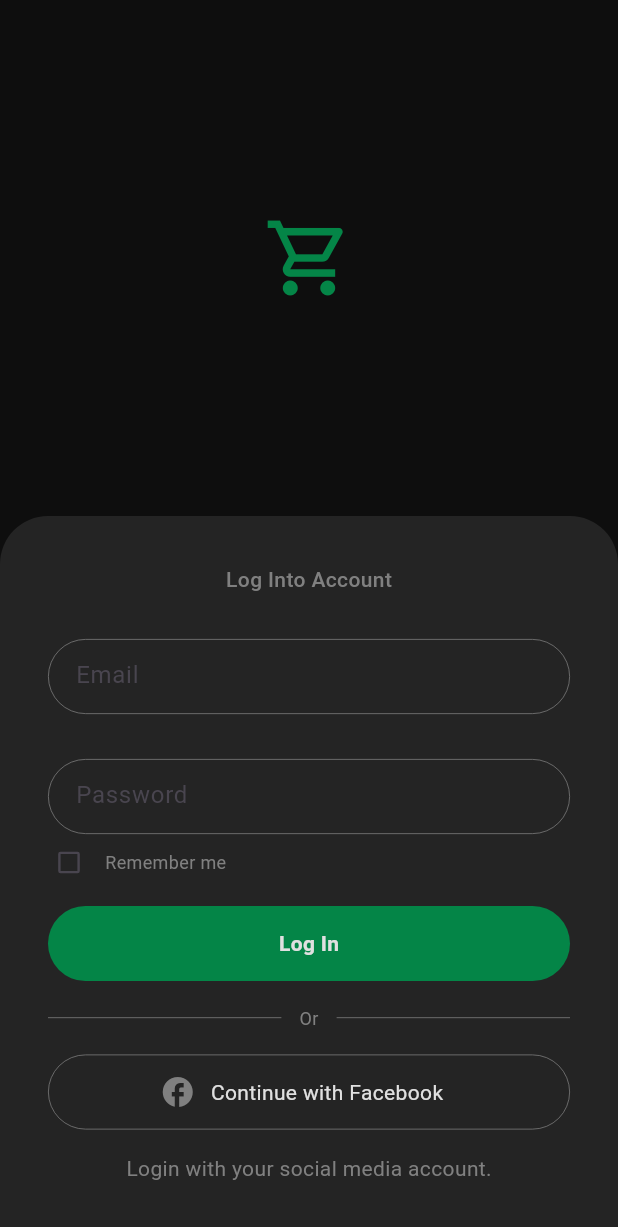
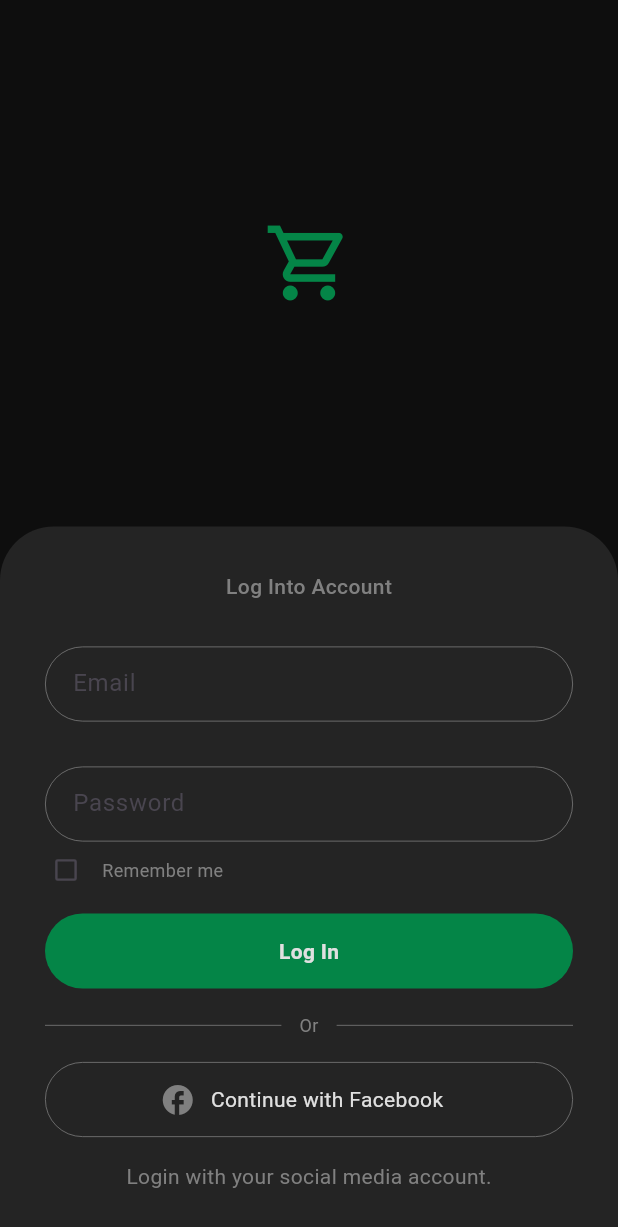
Before and after one commit to zorncbllr/carte, a Flutter app: the screen it shows after launch, on a phone screen of 412 x 824 dp. Shown: the top 1227 px of the screen. Run offline on Flutter 3.47's test engine with Material 3 defaults, Android fonts, the phone set to English and light mode, and no system bars; our stand-ins replace hive_ce; accounts and stored records are empty.

Commit message:
code cleaned and refactored (a bit)

```diff
--- a/lib/components/login_form.dart
+++ b/lib/components/login_form.dart
@@ -1,24 +1,41 @@
+import 'package:carte/utils/carte_button.dart';
 import 'package:flutter/material.dart';
 import 'package:carte/utils/input_field.dart';
 
-class LoginForm extends StatelessWidget {
+class LoginForm extends StatefulWidget {
   const LoginForm({
     super.key,
   });
 
   @override
+  State<LoginForm> createState() => _LoginFormState();
+}
+
+class _LoginFormState extends State<LoginForm> {
+  bool _remember = false;
+
+  final TextEditingController _emailController = TextEditingController();
+  final TextEditingController _passwordController = TextEditingController();
+
+  void toggleRemember(_) => setState(() {
+        _remember = !_remember;
+      });
+
+  void onLogin() {
+    Navigator.pushReplacementNamed(context, '/home');
+  }
+
+  @override
   Widget build(BuildContext context) {
     return Container(
-      height: 480,
+      padding: EdgeInsets.all(30),
       decoration: BoxDecoration(
+        borderRadius: BorderRadius.only(
+          topLeft: Radius.circular(36),
+          topRight: Radius.circular(36),
+        ),
         color: Theme.of(context).cardColor,
-        borderRadius: BorderRadius.only(
-          topLeft: Radius.circular(32),
-          topRight: Radius.circular(32),
       ),
-      ),
-      child: Padding(
-        padding: const EdgeInsets.all(32),
       child: Column(
         mainAxisAlignment: MainAxisAlignment.start,
         crossAxisAlignment: CrossAxisAlignment.center,
@@ -34,9 +51,11 @@ class LoginForm extends StatelessWidget {
                 ),
               ),
               InputField(
+                controller: _emailController,
                 hintText: 'Email',
               ),
               InputField(
+                controller: _passwordController,
                 hintText: 'Password',
               ),
             ],
@@ -51,8 +70,9 @@ class LoginForm extends StatelessWidget {
                 Transform.scale(
                   scale: 0.8,
                   child: Checkbox(
-                      value: false,
-                      onChanged: (value) {},
+                    activeColor: Theme.of(context).primaryColor,
+                    value: _remember,
+                    onChanged: toggleRemember,
                   ),
                 ),
                 Text(
@@ -69,24 +89,9 @@ class LoginForm extends StatelessWidget {
             spacing: 16,
             children: [
               // login button
-                GestureDetector(
-                  onTap: () => Navigator.pushNamed(context, '/home'),
-                  child: Container(
-                    height: 50,
-                    decoration: BoxDecoration(
-                      color: Theme.of(context).primaryColor,
-                      borderRadius: BorderRadius.circular(1000),
-                    ),
-                    child: Center(
-                      child: Text(
-                        'Log In',
-                        style: TextStyle(
-                          color: Colors.grey.shade300,
-                          fontWeight: FontWeight.bold,
-                        ),
-                      ),
-                    ),
-                  ),
+              CarteButton.expand(
+                onTap: onLogin,
+                label: 'Log In',
               ),
 
               // ----- or -----
@@ -115,18 +120,9 @@ class LoginForm extends StatelessWidget {
                 ],
               ),
 
-                // boxes
-                Container(
-                  height: 50,
-                  decoration: BoxDecoration(
-                    color: Theme.of(context).cardColor,
-                    border: Border.all(
-                      style: BorderStyle.solid,
-                      width: 0.5,
-                      color: Theme.of(context).hintColor,
-                    ),
-                    borderRadius: BorderRadius.circular(1000),
-                  ),
+              // facebook button
+              CarteButton.secondary(
+                onTap: () {},
                 child: Row(
                   mainAxisAlignment: MainAxisAlignment.center,
                   children: [
@@ -147,6 +143,7 @@ class LoginForm extends StatelessWidget {
                 ),
               ),
 
+              // bottom text
               Text(
                 'Login with your social media account.',
                 style: TextStyle(
@@ -157,7 +154,6 @@ class LoginForm extends StatelessWidget {
           )
         ],
       ),
-      ),
     );
   }
 }
--- a/lib/pages/home_page.dart
+++ b/lib/pages/home_page.dart
@@ -1,5 +1,6 @@
 import 'package:carte/components/product_list_view.dart';
 import 'package:carte/utils/bottom_bar_button.dart';
+import 'package:carte/utils/carte_button.dart';
 import 'package:carte/utils/category_button.dart';
 import 'package:carte/utils/search_bar.dart';
 import 'package:flutter/material.dart';
@@ -48,7 +49,6 @@ class _HomePageState extends State<HomePage> {
           ],
         ),
       ),
-
       drawer: Drawer(
         backgroundColor: Theme.of(context).cardColor,
       ),
@@ -130,10 +130,9 @@ class _HomePageState extends State<HomePage> {
           ],
         ),
       ),
-
-      bottomNavigationBar: BottomBarButton(
+      bottomNavigationBar: CarteButton(
+        onTap: () {},
         label: 'Add New Product',
-        onClick: () {},
       ),
     );
   }
--- a/lib/pages/login_page.dart
+++ b/lib/pages/login_page.dart
@@ -1,4 +1,5 @@
 import 'package:carte/components/login_form.dart';
+import 'package:carte/utils/carte_button.dart';
 import 'package:flutter/material.dart';
 
 class LoginPage extends StatefulWidget {
@@ -36,10 +37,7 @@ class _LoginPageState extends State<LoginPage> {
               ),
             ),
             TweenAnimationBuilder(
-              tween: Tween<double>(
-                begin: 480,
-                end: 0,
-              ),
+              tween: Tween<double>(begin: 480, end: 0),
               duration: Duration(milliseconds: 500),
               builder: (context, value, _) => Transform.translate(
                 offset: Offset(0, value),
--- a/lib/pages/order_page.dart
+++ b/lib/pages/order_page.dart
@@ -2,6 +2,7 @@ import 'package:carte/components/credit_card.dart';
 import 'package:carte/components/order_tile.dart';
 import 'package:carte/data/products.dart';
 import 'package:carte/utils/bottom_bar_button.dart';
+import 'package:carte/utils/carte_button.dart';
 import 'package:flutter/material.dart';
 
 class OrderPage extends StatefulWidget {
@@ -103,9 +104,9 @@ class _OrderPageState extends State<OrderPage> {
         ),
       ),
 
-      bottomNavigationBar: BottomBarButton(
+      bottomNavigationBar: CarteButton(
+        onTap: () {},
         label: 'Proceed Order',
-        onClick: () {},
       ),
     );
   }
--- /dev/null
+++ b/lib/utils/carte_button.dart
@@ -0,0 +1,78 @@
+import 'package:flutter/material.dart';
+
+class CarteButton extends StatefulWidget {
+  CarteButton({
+    super.key,
+    this.secondary = false,
+    this.cover = false,
+    this.label,
+    this.child,
+    required this.onTap,
+  });
+
+  CarteButton.expand({
+    super.key,
+    this.secondary = false,
+    this.cover = true,
+    this.label,
+    this.child,
+    required this.onTap,
+  });
+
+  CarteButton.secondary({
+    super.key,
+    this.cover = true,
+    this.child,
+    this.label,
+    this.secondary = true,
+    required this.onTap,
+  });
+
+  VoidCallback onTap;
+  late String? label;
+  late Widget? child;
+  bool cover, secondary;
+
+  @override
+  State<CarteButton> createState() => _CarteButtonState();
+}
+
+class _CarteButtonState extends State<CarteButton> {
+  @override
+  Widget build(BuildContext context) {
+    return Padding(
+      padding: EdgeInsets.symmetric(
+        horizontal: widget.cover ? 0 : 45,
+      ),
+      child: GestureDetector(
+        onTap: widget.onTap,
+        child: Container(
+          height: 50,
+          decoration: BoxDecoration(
+            color: widget.secondary
+                ? Colors.transparent
+                : Theme.of(context).primaryColor,
+            borderRadius: BorderRadius.circular(1000),
+            border: Border.all(
+              style: BorderStyle.solid,
+              width: 0.5,
+              color: widget.secondary
+                  ? Theme.of(context).hintColor
+                  : Colors.transparent,
+            ),
+          ),
+          child: widget.child ??
+              Center(
+                child: Text(
+                  widget.label ?? '',
+                  style: TextStyle(
+                    color: Colors.grey.shade300,
+                    fontWeight: FontWeight.bold,
+                  ),
+                ),
+              ),
+        ),
+      ),
+    );
+  }
+}
--- a/lib/utils/input_field.dart
+++ b/lib/utils/input_field.dart
@@ -4,10 +4,11 @@ class InputField extends StatefulWidget {
   InputField({
     super.key,
     required this.hintText,
+    required this.controller,
   });
 
   String hintText;
-
+  TextEditingController controller;
   @override
   _InputFieldState createState() => _InputFieldState();
 }
@@ -18,13 +19,16 @@ class _InputFieldState extends State<InputField> {
     return Container(
       height: 50,
       decoration: BoxDecoration(
-          color: Theme.of(context).cardColor,
-          borderRadius: BorderRadius.circular(1000),
-          border: Border.all(
-            width: 0.5,
-            color: Theme.of(context).hintColor,
-          )),
+        color: Colors.transparent,
+        borderRadius: BorderRadius.circular(1000),
+        border: Border.all(
+          width: 0.5,
+          color: Theme.of(context).hintColor,
+        ),
+      ),
       child: TextField(
+        controller: widget.controller,
+        cursorColor: Theme.of(context).primaryColor,
         decoration: InputDecoration(
           hintText: widget.hintText,
           border: InputBorder.none,
```
Lines whose indentation alone changed are shown as unchanged.
